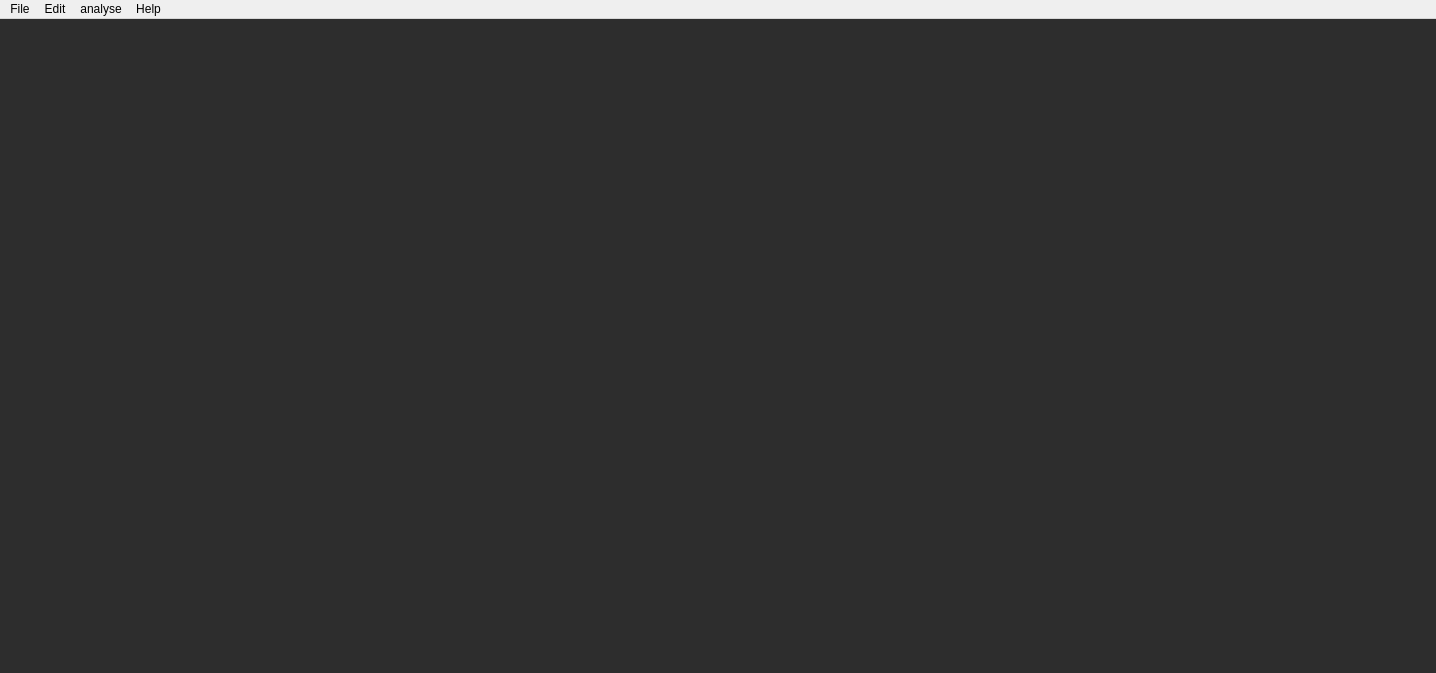
Above: form.ui from Meliani-Mehdi/Graphite_QT before the change. Below: the same form after it.
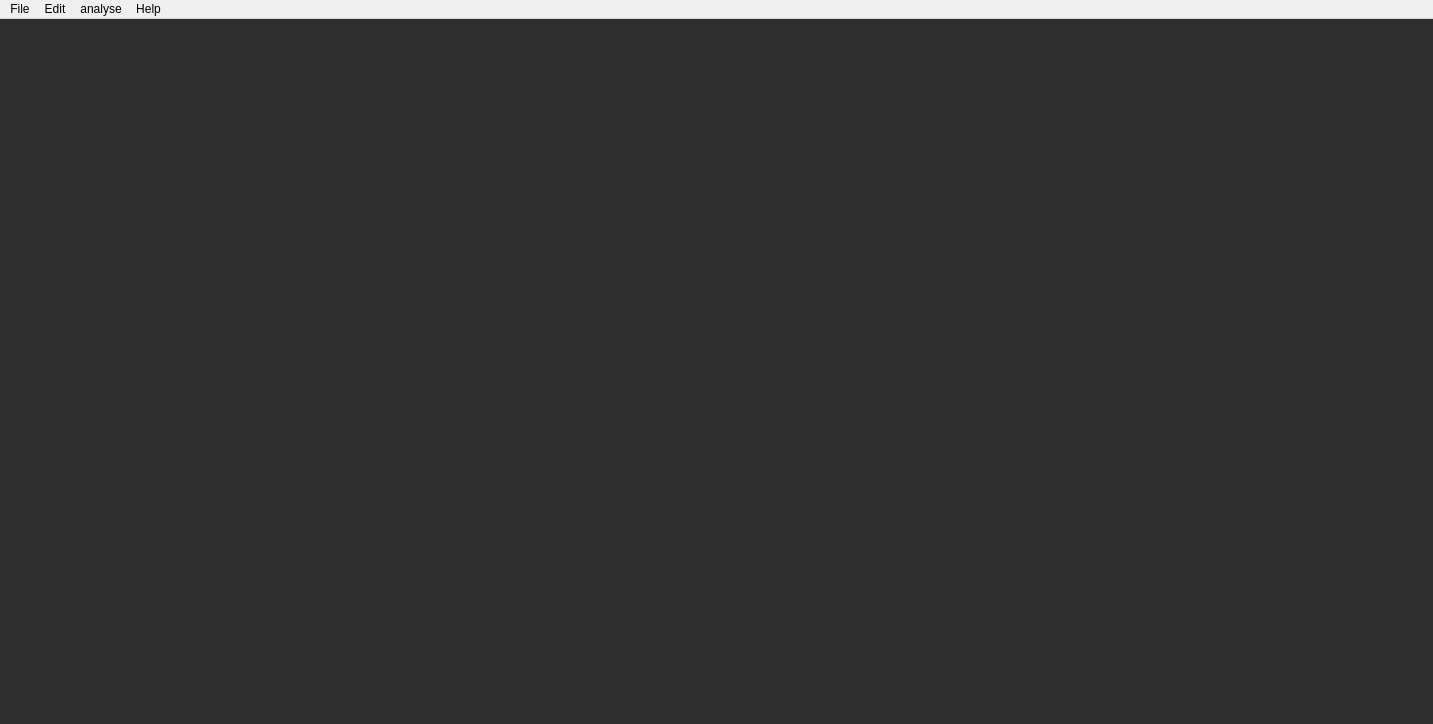
That is the form after the change. The open tabs and pages were chosen to show the change. Icons and pictures are not drawn.

Commit message: fixed an error that shows on startup

```diff
--- a/form.ui
+++ b/form.ui
@@ -6,8 +6,8 @@
    <rect>
     <x>0</x>
     <y>0</y>
-    <width>1436</width>
-    <height>673</height>
+    <width>1433</width>
+    <height>724</height>
    </rect>
   </property>
   <property name="windowTitle">
@@ -2119,12 +2119,12 @@
            <item>
             <spacer name="horizontalSpacer">
              <property name="orientation">
-              <enum>Qt::Orientation::Vertical</enum>
+              <enum>Qt::Orientation::Horizontal</enum>
              </property>
              <property name="sizeHint" stdset="0">
               <size>
-               <width>20</width>
-               <height>40</height>
+               <width>40</width>
+               <height>20</height>
               </size>
              </property>
             </spacer>
@@ -2150,7 +2150,7 @@
     <rect>
      <x>0</x>
      <y>0</y>
-     <width>1436</width>
+     <width>1433</width>
      <height>31</height>
     </rect>
    </property>
```
Left out of the diff: 6 changed lines with no effect on the pictures. The commit also changes 2 other files.
